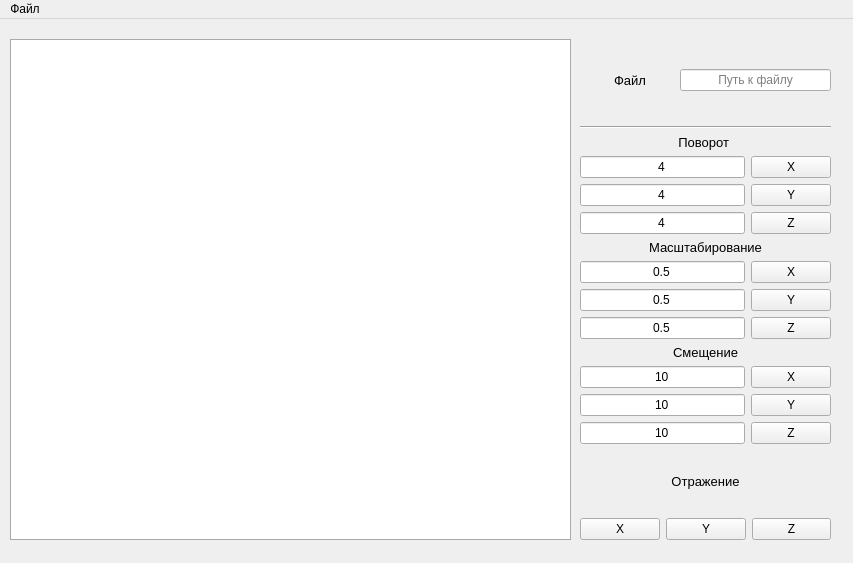
Old version of the form cristall.ui in the repository Piloswine1/comp_graphics_cpp.
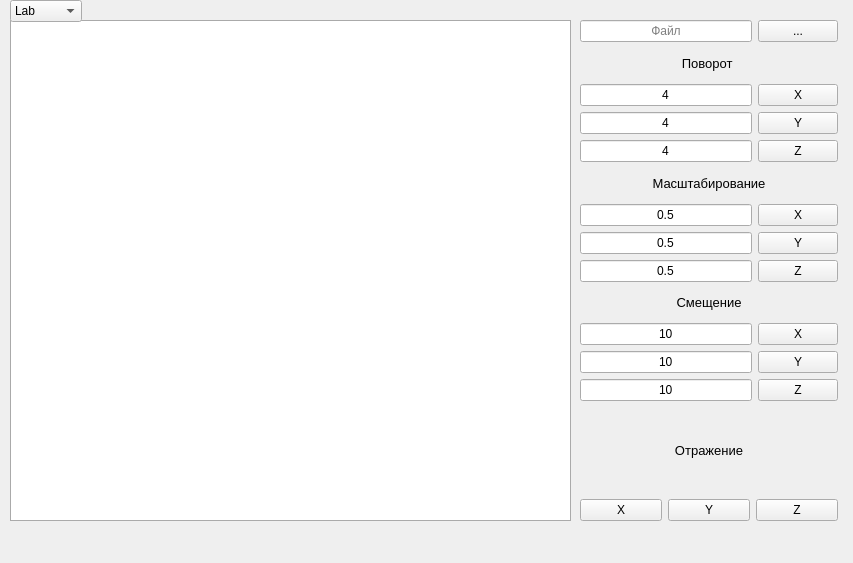
New version of the form. Icons and pictures are not drawn.

```diff
--- a/cristall.ui
+++ b/cristall.ui
@@ -62,7 +62,7 @@
      <rect>
       <x>580</x>
       <y>20</y>
-      <width>251</width>
+      <width>258</width>
       <height>501</height>
      </rect>
     </property>
@@ -71,67 +71,29 @@
       <enum>QLayout::SetDefaultConstraint</enum>
      </property>
      <item>
-      <layout class="QVBoxLayout" name="verticalLayout_4">
+      <layout class="QHBoxLayout" name="horizontalLayout_3">
        <item>
-        <layout class="QVBoxLayout" name="verticalLayout">
-         <item>
-          <layout class="QFormLayout" name="formLayout">
-           <property name="formAlignment">
-            <set>Qt::AlignLeading|Qt::AlignLeft|Qt::AlignVCenter</set>
-           </property>
-           <property name="horizontalSpacing">
-            <number>0</number>
-           </property>
-           <property name="verticalSpacing">
-            <number>0</number>
-           </property>
-           <item row="0" column="0">
-            <widget class="QLabel" name="label">
-             <property name="minimumSize">
-              <size>
-               <width>100</width>
-               <height>0</height>
-              </size>
-             </property>
-             <property name="font">
-              <font>
-               <pointsize>10</pointsize>
-              </font>
-             </property>
-             <property name="layoutDirection">
-              <enum>Qt::LeftToRight</enum>
-             </property>
-             <property name="text">
-              <string>Файл</string>
-             </property>
-             <property name="alignment">
-              <set>Qt::AlignCenter</set>
-             </property>
-            </widget>
-           </item>
-           <item row="0" column="1">
-            <widget class="QLineEdit" name="uiPath">
-             <property name="alignment">
-              <set>Qt::AlignCenter</set>
-             </property>
-             <property name="readOnly">
-              <bool>true</bool>
-             </property>
-             <property name="placeholderText">
-              <string>Путь к файлу</string>
-             </property>
-            </widget>
-           </item>
-          </layout>
-         </item>
-         <item>
-          <widget class="Line" name="line">
-           <property name="orientation">
-            <enum>Qt::Horizontal</enum>
-           </property>
-          </widget>
-         </item>
-        </layout>
+        <widget class="QLineEdit" name="uiPath">
+         <property name="alignment">
+          <set>Qt::AlignCenter</set>
+         </property>
+         <property name="readOnly">
+          <bool>true</bool>
+         </property>
+         <property name="placeholderText">
+          <string>Файл</string>
+         </property>
+        </widget>
+       </item>
+       <item>
+        <widget class="QPushButton" name="pushButton">
+         <property name="layoutDirection">
+          <enum>Qt::LeftToRight</enum>
+         </property>
+         <property name="text">
+          <string>...</string>
+         </property>
+        </widget>
        </item>
       </layout>
      </item>
@@ -411,6 +373,36 @@
      </item>
     </layout>
    </widget>
+   <widget class="QComboBox" name="comboBox">
+    <property name="geometry">
+     <rect>
+      <x>10</x>
+      <y>0</y>
+      <width>72</width>
+      <height>22</height>
+     </rect>
+    </property>
+    <item>
+     <property name="text">
+      <string>Lab</string>
+     </property>
+    </item>
+    <item>
+     <property name="text">
+      <string>ZBuf</string>
+     </property>
+    </item>
+    <item>
+     <property name="text">
+      <string>Vejler</string>
+     </property>
+    </item>
+    <item>
+     <property name="text">
+      <string>Guro</string>
+     </property>
+    </item>
+   </widget>
   </widget>
   <widget class="QMenuBar" name="menuBar">
    <property name="geometry">
@@ -418,21 +410,12 @@
      <x>0</x>
      <y>0</y>
      <width>853</width>
-     <height>21</height>
+     <height>18</height>
     </rect>
    </property>
    <property name="styleSheet">
     <string notr="true"/>
    </property>
-   <widget class="QMenu" name="menu">
-    <property name="title">
-     <string>Файл</string>
-    </property>
-    <addaction name="addFile"/>
-    <addaction name="separator"/>
-    <addaction name="exit"/>
-   </widget>
-   <addaction name="menu"/>
   </widget>
   <action name="addFile">
    <property name="text">
```
Left out of the diff: 38 changed lines with no effect on the pictures.
